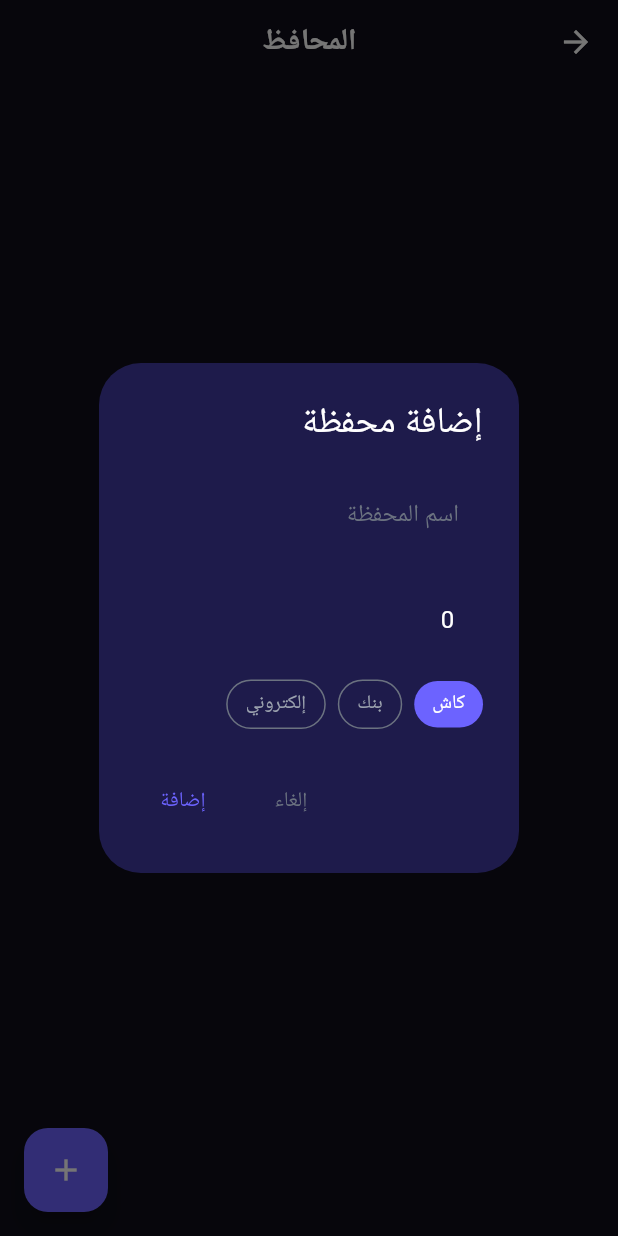
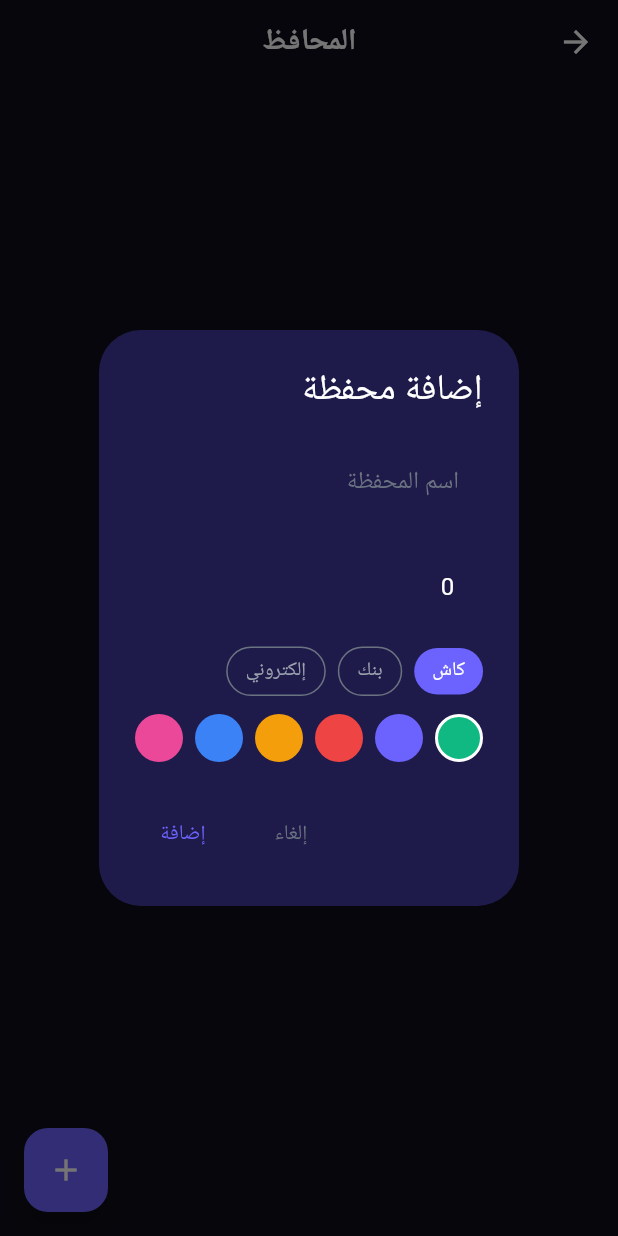
Before and after one commit to ibrahimmaher2503-source/flow, a Flutter app: the WalletsScreen screen opened directly, after a tap on the "add" icon, on a phone screen of 412 x 824 dp. Run offline on Flutter 3.47's test engine with Material 3 defaults, Android fonts, the phone set to English and light mode, and no system bars; our stand-ins replace file_picker, fl_chart, flutter_local_notifications, flutter_riverpod, flutter_slidable, flutter_staggered_animations and 4 more; accounts and stored records are empty; generated files the repository leaves out were written again; Roboto replaces fonts that are missing (Cairo).

Commit message:
Fix all review bugs: type safety, data integrity, and wiring
Bugs fixed:
- backup_service: Always restore AppSettings even if missing from backup
  file; wrap entire import in try-catch for malformed JSON resilience
- recurring_service: Use first available wallet instead of hardcoded
  walletId=1; update correct wallet on balance change
- add_transaction_screen: Load Category and Wallet objects when editing
  so category grid shows pre-selected state correctly
- installments_hub_screen: Replace List<dynamic> with typed
  List<InstallmentProvider> and typed providerMap
- reports_screen: Wire CategoryPieChart and InstallmentPieChart widgets
  instead of inline fl_chart code
- wallets_screen: Add color picker (6 colors) and auto-icon based on
  wallet type (cash/bank/ewallet)
- budget_provider: Reuse transactionRepoProvider instead of creating
  redundant TransactionRepo instance
- app.dart: Remove unused imports (transaction_provider, wallet_provider)
- Move recurring providers from screen file to providers/recurring_provider.dart
- Update upcoming_recurring widget to use shared provider

https://claude.ai/code/session_01EqaZtK7UcqtmQgmGwf99X6

```diff
--- a/lib/app.dart
+++ b/lib/app.dart
@@ -1,15 +1,11 @@
 import 'package:flutter/material.dart';
-import 'package:flutter_riverpod/flutter_riverpod.dart';
 import 'core/theme/app_theme.dart';
-import 'core/theme/app_colors.dart';
 import 'features/dashboard/dashboard_screen.dart';
 import 'features/transactions/transactions_screen.dart';
 import 'features/transactions/add_transaction_screen.dart';
 import 'features/installments/installments_hub_screen.dart';
 import 'features/budgets/budgets_screen.dart';
 import 'features/settings/settings_screen.dart';
-import 'providers/transaction_provider.dart';
-import 'providers/wallet_provider.dart';
 
 class FlowSpendApp extends StatelessWidget {
   const FlowSpendApp({super.key});
--- a/lib/features/dashboard/widgets/upcoming_recurring.dart
+++ b/lib/features/dashboard/widgets/upcoming_recurring.dart
@@ -3,12 +3,11 @@ import 'package:flutter_riverpod/flutter_riverpod.dart';
 import '../../../core/theme/app_colors.dart';
 import '../../../core/utils/currency_formatter.dart';
 import '../../../core/utils/app_date_utils.dart';
-import '../../../data/repositories/recurring_repo.dart';
-import '../../../data/services/isar_service.dart';
+import '../../../providers/recurring_provider.dart';
 import '../../../shared/widgets/app_card.dart';
 
 final _upcomingRecurringProvider = FutureProvider((ref) async {
-  final repo = RecurringRepo(ref.watch(isarProvider));
+  final repo = ref.watch(recurringRepoProvider);
   final active = await repo.getActive();
   active.sort((a, b) => a.nextDueDate.compareTo(b.nextDueDate));
   return active.take(3).toList();
--- a/lib/features/installments/installments_hub_screen.dart
+++ b/lib/features/installments/installments_hub_screen.dart
@@ -3,6 +3,7 @@ import 'package:flutter_riverpod/flutter_riverpod.dart';
 import '../../core/theme/app_colors.dart';
 import '../../core/utils/currency_formatter.dart';
 import '../../data/models/installment_plan_model.dart';
+import '../../data/models/installment_provider_model.dart';
 import '../../providers/installment_provider.dart';
 import '../../shared/widgets/empty_state.dart';
 import 'add_installment_screen.dart';
@@ -158,7 +159,7 @@ class _InstallmentsHubScreenState
 
   Widget _buildPlanList(
     AsyncValue<List<InstallmentPlan>> plansAsync,
-    AsyncValue<List<dynamic>> providersAsync, {
+    AsyncValue<List<InstallmentProvider>> providersAsync, {
     required String isEmpty,
   }) {
     return plansAsync.when(
@@ -167,7 +168,7 @@ class _InstallmentsHubScreenState
           return EmptyState(icon: Icons.credit_card, message: isEmpty);
         }
 
-        final providerMap = <int, dynamic>{};
+        final providerMap = <int, InstallmentProvider>{};
         final providerList = providersAsync.valueOrNull;
         if (providerList != null) {
           for (final p in providerList) {
--- a/lib/features/wallets/wallets_screen.dart
+++ b/lib/features/wallets/wallets_screen.dart
@@ -2,6 +2,7 @@ import 'package:flutter/material.dart';
 import 'package:flutter_riverpod/flutter_riverpod.dart';
 import '../../core/theme/app_colors.dart';
 import '../../core/utils/currency_formatter.dart';
+import '../../core/utils/extensions.dart';
 import '../../core/utils/icon_resolver.dart';
 import '../../data/models/wallet_model.dart';
 import '../../providers/wallet_provider.dart';
@@ -88,12 +89,28 @@ class WalletsScreen extends ConsumerWidget {
     );
   }
 
+  static const _walletColors = [
+    '#10B981', '#6C63FF', '#EF4444', '#F59E0B', '#3B82F6', '#EC4899',
+  ];
+
+  static String _iconForType(String type) {
+    switch (type) {
+      case 'cash':
+        return 'wallet';
+      case 'bank':
+        return 'account_balance';
+      case 'ewallet':
+        return 'phone_android';
+      default:
+        return 'wallet';
+    }
+  }
+
   void _showAddWalletDialog(BuildContext context, WidgetRef ref) {
     final nameController = TextEditingController();
     final balanceController = TextEditingController(text: '0');
     String selectedType = 'cash';
-    String selectedIcon = 'wallet';
-    String selectedColor = '#10B981';
+    String selectedColor = _walletColors[0];
 
     showDialog(
       context: context,
@@ -137,6 +154,29 @@ class WalletsScreen extends ConsumerWidget {
                         (v) => setDialogState(() => selectedType = v)),
                   ],
                 ),
+                const SizedBox(height: 12),
+                // Color picker
+                Wrap(
+                  spacing: 8,
+                  children: _walletColors.map((hex) {
+                    final color = hex.toColor;
+                    final isSelected = selectedColor == hex;
+                    return GestureDetector(
+                      onTap: () => setDialogState(() => selectedColor = hex),
+                      child: Container(
+                        width: 32,
+                        height: 32,
+                        decoration: BoxDecoration(
+                          color: color,
+                          shape: BoxShape.circle,
+                          border: isSelected
+                              ? Border.all(color: Colors.white, width: 2)
+                              : null,
+                        ),
+                      ),
+                    );
+                  }).toList(),
+                ),
               ],
             ),
           ),
@@ -158,7 +198,7 @@ class WalletsScreen extends ConsumerWidget {
                   ..name = nameController.text
                   ..type = selectedType
                   ..balance = balance
-                  ..icon = selectedIcon
+                  ..icon = _iconForType(selectedType)
                   ..color = selectedColor
                   ..sortOrder = wallets.length);
                 refreshWallets(ref);
--- a/lib/providers/budget_provider.dart
+++ b/lib/providers/budget_provider.dart
@@ -1,8 +1,8 @@
 import 'package:flutter_riverpod/flutter_riverpod.dart';
 import '../data/models/budget_model.dart';
 import '../data/repositories/budget_repo.dart';
-import '../data/repositories/transaction_repo.dart';
 import '../data/services/isar_service.dart';
+import 'transaction_provider.dart';
 
 final budgetRepoProvider = Provider<BudgetRepo>((ref) {
   return BudgetRepo(ref.watch(isarProvider));
@@ -15,7 +15,7 @@ final activeBudgetsProvider = FutureProvider<List<Budget>>((ref) async {
 final budgetUsageProvider =
     FutureProvider.family<double, String>((ref, categoryName) async {
   final now = DateTime.now();
-  final transRepo = TransactionRepo(ref.watch(isarProvider));
+  final transRepo = ref.watch(transactionRepoProvider);
   final transactions = await transRepo.getByMonth(now.year, now.month);
   double total = 0;
   for (final t in transactions) {
```
Also changed, not shown: lib/data/services/backup_service.dart (+12 -6 lines), lib/data/services/recurring_service.dart (+8 -5 lines), lib/features/recurring/recurring_screen.dart (+1 -11 lines), lib/features/reports/reports_screen.dart (+23 -33 lines), lib/features/transactions/add_transaction_screen.dart (+21 -0 lines), lib/providers/recurring_provider.dart (added, +17 -0 lines).
